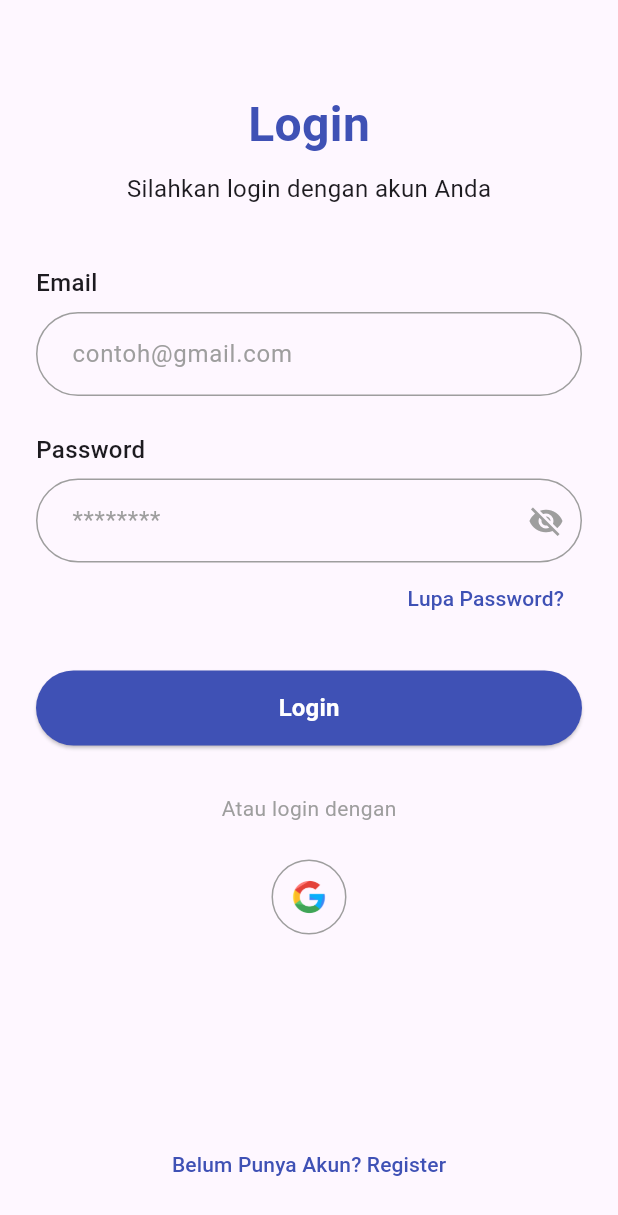
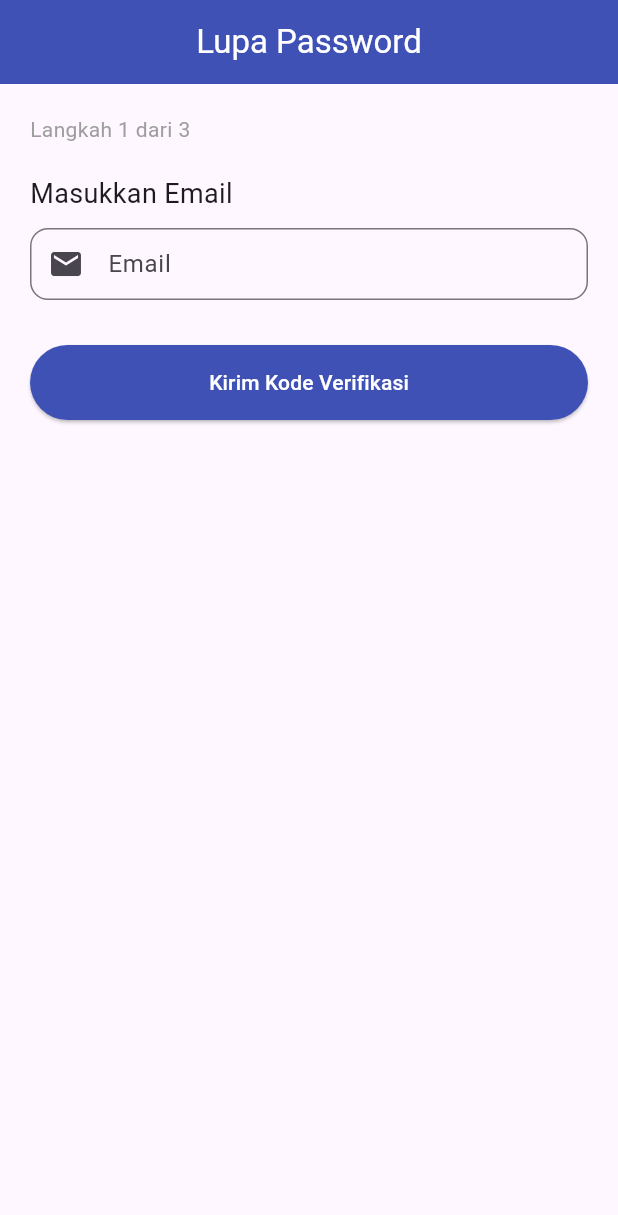
Before and after one commit to vanvl49/Z-TRIP, a Flutter app: the screen it shows after launch, after a tap on "Lupa Password?", on a phone screen of 412 x 824 dp. Shown: the top 1215 px of the screen. Run offline on Flutter 3.47's test engine with Material 3 defaults, Android fonts, the light colour scheme and no system bars; our stand-ins replace device_preview.

Commit message:
fitur lupa password

```diff
--- a/lib/views/login.dart
+++ b/lib/views/login.dart
@@ -1,5 +1,6 @@
 import 'package:flutter/material.dart';
 import 'package:rentalkuy/views/register.dart';
+import 'package:rentalkuy/views/lupapassword.dart';
 
 class Login extends StatefulWidget {
   const Login({super.key});
@@ -103,7 +104,13 @@
               Align(
                 alignment: Alignment.centerRight,
                 child: TextButton(
-                  onPressed: () {},
+                  onPressed: () {
+                    Navigator.of(context).pushReplacement(
+                      MaterialPageRoute(
+                        builder: (context) => const ForgotPasswordScreen(),
+                      ),
+                    );
+                  },
                   child: const Text(
                     'Lupa Password?',
                     style: TextStyle(color: Colors.indigo),
--- /dev/null
+++ b/lib/views/lupapassword.dart
@@ -0,0 +1,266 @@
+import 'package:flutter/material.dart';
+import 'package:rentalkuy/views/login.dart';
+
+class ForgotPasswordScreen extends StatefulWidget {
+  const ForgotPasswordScreen({super.key});
+  @override
+  _ForgotPasswordScreenState createState() => _ForgotPasswordScreenState();
+}
+
+class _ForgotPasswordScreenState extends State<ForgotPasswordScreen> {
+  final PageController _pageController = PageController();
+  final _formKey = GlobalKey<FormState>();
+
+  final emailController = TextEditingController();
+  final codeController = TextEditingController();
+  final passwordController = TextEditingController();
+  final confirmPasswordController = TextEditingController();
+
+  int currentPage = 0;
+
+  void nextPage() {
+    if (_formKey.currentState!.validate()) {
+      setState(() {
+        currentPage++;
+      });
+      _pageController.nextPage(
+        duration: Duration(milliseconds: 300),
+        curve: Curves.easeInOut,
+      );
+    }
+  }
+
+  void prevPage() {
+    setState(() {
+      currentPage--;
+    });
+    _pageController.previousPage(
+      duration: Duration(milliseconds: 300),
+      curve: Curves.easeInOut,
+    );
+  }
+
+  void resetPassword() {
+    if (_formKey.currentState!.validate()) {
+      showDialog(
+        context: context,
+        builder:
+            (_) => AlertDialog(
+              title: Text("Sukses"),
+              content: Text("Password berhasil diubah."),
+              actions: [
+                TextButton(
+                  onPressed: () => Navigator.pop(context),
+                  child: Text("OK"),
+                ),
+              ],
+            ),
+      );
+    }
+  }
+
+  InputDecoration customInputDecoration(String label, IconData icon) {
+    return InputDecoration(
+      labelText: label,
+      prefixIcon: Icon(icon),
+      border: OutlineInputBorder(borderRadius: BorderRadius.circular(12)),
+      contentPadding: EdgeInsets.symmetric(horizontal: 16, vertical: 12),
+    );
+  }
+
+  Widget build(BuildContext context) {
+    return Scaffold(
+      appBar: AppBar(
+        title: Text(
+          "Lupa Password",
+          style: TextStyle(color: Color(0xffffffff)),
+        ),
+        centerTitle: true,
+        backgroundColor: Colors.indigo,
+      ),
+      body: Form(
+        key: _formKey,
+        child: PageView(
+          controller: _pageController,
+          physics: NeverScrollableScrollPhysics(),
+          children: [
+            // Langkah 1: Email
+            Padding(
+              padding: const EdgeInsets.all(20.0),
+              child: Column(
+                crossAxisAlignment: CrossAxisAlignment.start,
+                children: [
+                  Text(
+                    "Langkah 1 dari 3",
+                    style: TextStyle(color: Colors.grey),
+                  ),
+                  SizedBox(height: 20),
+                  Text("Masukkan Email", style: TextStyle(fontSize: 18)),
+                  SizedBox(height: 10),
+                  TextFormField(
+                    controller: emailController,
+                    decoration: customInputDecoration("Email", Icons.email),
+                    validator: (value) {
+                      if (value == null || value.isEmpty) {
+                        return "Email tidak boleh kosong";
+                      }
+                      if (!value.contains("@")) {
+                        return "Format email tidak valid";
+                      }
+                      return null;
+                    },
+                  ),
+                  SizedBox(height: 30),
+                  ElevatedButton(
+                    onPressed: nextPage,
+                    style: ElevatedButton.styleFrom(
+                      backgroundColor: Colors.indigo,
+                      minimumSize: Size(double.infinity, 50),
+                    ),
+                    child: Text(
+                      "Kirim Kode Verifikasi",
+                      style: TextStyle(color: Color(0xffffffff)),
+                    ),
+                  ),
+                ],
+              ),
+            ),
+
+            // Langkah 2: Kode Verifikasi
+            Padding(
+              padding: const EdgeInsets.all(20.0),
+              child: Column(
+                crossAxisAlignment: CrossAxisAlignment.start,
+                children: [
+                  Text(
+                    "Langkah 2 dari 3",
+                    style: TextStyle(color: Colors.grey),
+                  ),
+                  SizedBox(height: 20),
+                  Text(
+                    "Masukkan Kode Verifikasi",
+                    style: TextStyle(fontSize: 18),
+                  ),
+                  SizedBox(height: 10),
+                  TextFormField(
+                    controller: codeController,
+                    decoration: customInputDecoration(
+                      "Kode",
+                      Icons.verified_user,
+                    ),
+                    validator: (value) {
+                      if (value == null || value.isEmpty) {
+                        return "Kode verifikasi wajib diisi";
+                      }
+                      return null;
+                    },
+                  ),
+                  SizedBox(height: 30),
+                  Row(
+                    children: [
+                      Expanded(
+                        child: OutlinedButton(
+                          onPressed: prevPage,
+                          child: Text("Kembali"),
+                        ),
+                      ),
+                      SizedBox(width: 10),
+                      Expanded(
+                        child: ElevatedButton(
+                          onPressed: nextPage,
+                          style: ElevatedButton.styleFrom(
+                            backgroundColor: Colors.indigo,
+                          ),
+                          child: Text(
+                            "Lanjut",
+                            style: TextStyle(color: Color(0xffffffff)),
+                          ),
+                        ),
+                      ),
+                    ],
+                  ),
+                ],
+              ),
+            ),
+
+            // Langkah 3: Password Baru
+            Padding(
+              padding: const EdgeInsets.all(20.0),
+              child: Column(
+                crossAxisAlignment: CrossAxisAlignment.start,
+                children: [
+                  Text(
+                    "Langkah 3 dari 3",
+                    style: TextStyle(color: Colors.grey),
+                  ),
+                  SizedBox(height: 20),
+                  Text("Buat Password Baru", style: TextStyle(fontSize: 18)),
+                  SizedBox(height: 10),
+                  TextFormField(
+                    controller: passwordController,
+                    obscureText: true,
+                    decoration: customInputDecoration(
+                      "Password Baru",
+                      Icons.lock,
+                    ),
+                    validator: (value) {
+                      if (value == null || value.length < 6) {
+                        return "Password minimal 6 karakter";
+                      }
+                      return null;
+                    },
+                  ),
+                  SizedBox(height: 10),
+                  TextFormField(
+                    controller: confirmPasswordController,
+                    obscureText: true,
+                    decoration: customInputDecoration(
+                      "Konfirmasi Password",
+                      Icons.lock_outline,
+                    ),
+                    validator: (value) {
+                      if (value != passwordController.text) {
+                        return "Konfirmasi password tidak cocok";
+                      }
+                      return null;
+                    },
+                  ),
+                  SizedBox(height: 30),
+                  Row(
+                    children: [
+                      Expanded(
+                        child: OutlinedButton(
+                          onPressed: prevPage,
+                          child: Text("Kembali"),
+                        ),
+                      ),
+                      SizedBox(width: 10),
+                      Expanded(
+                        child: ElevatedButton(
+                          onPressed: () {
+                            Navigator.of(context).pushReplacement(
+                              MaterialPageRoute(
+                                builder: (context) => const Login(),
+                              ),
+                            );
+                          },
+                          style: ElevatedButton.styleFrom(
+                            backgroundColor: Colors.indigo,
+                          ),
+                          child: Text(
+                            "Reset Password",
+                            style: TextStyle(color: Color(0xffffffff)),
+                          ),
+                        ),
+                      ),
+                    ],
+                  ),
+                ],
+              ),
+            ),
+          ],
+        ),
+      ),
+    );
+  }
+}
```
